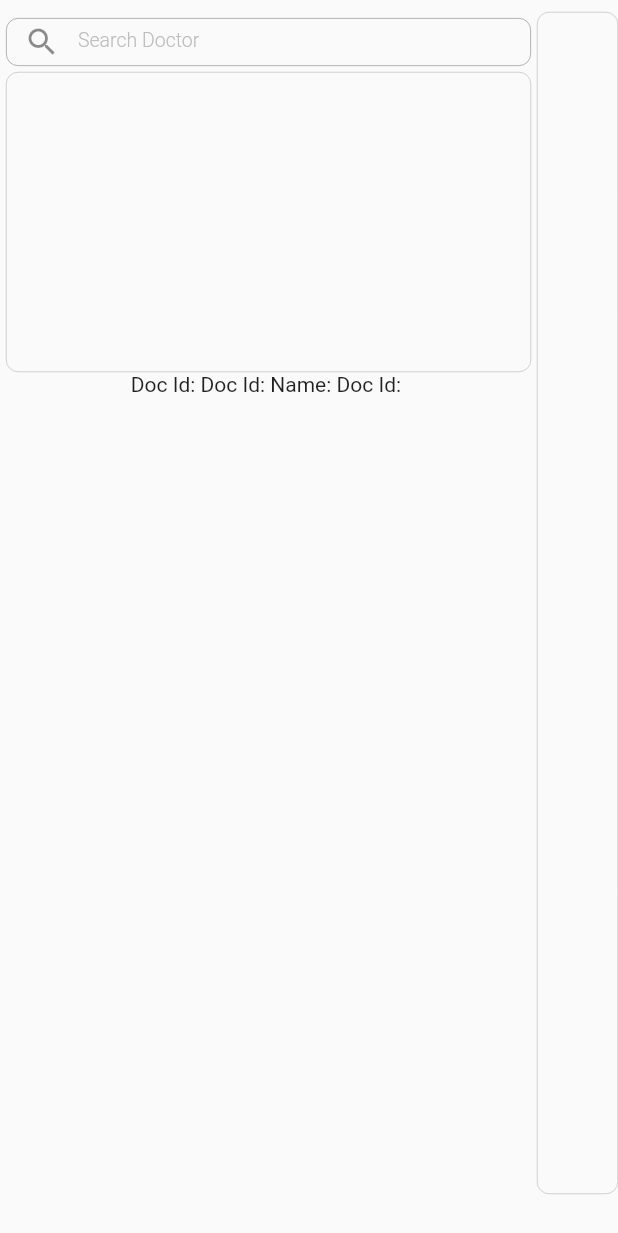
After one commit to alokemscit/flutter_web2, a Flutter app: the DoctorLeave screen opened directly, on a phone screen of 412 x 824 dp. The commit adds this screen. Shown: the top 1233 px of the screen. Run offline on Flutter 3.47's test engine with Material 2 defaults, Android fonts, the phone set to English and light mode, and no system bars; our stand-ins replace equatable, flutter_bloc, google_fonts, rive, shared_preferences, websafe_svg; missing offline and left inert: dart:html, hover_widget; accounts and stored records are empty.

Commit message:
09.11.23
09.11.23

```diff
--- /dev/null
+++ b/lib/component/widget/custom_search_box.dart
@@ -0,0 +1,101 @@
+
+import 'package:flutter/material.dart';
+import 'package:flutter/services.dart';
+import 'package:google_fonts/google_fonts.dart';
+
+class CustomSearchBox extends StatelessWidget {
+  final String caption;
+  final double width;
+  final int maxlength;
+  final TextEditingController controller;
+  final TextInputType? textInputType;
+  final int? maxLine;
+  final double? height;
+  final TextAlign? textAlign;
+  final Function(String value) onChange;
+  final double borderRadious;
+  final Color fontColor;
+  final Color borderBolor;
+
+
+  const CustomSearchBox(
+      {Key? key,
+      required this.caption,
+      this.width = 65,
+      this.maxlength = 6,
+      required this.controller,
+      this.textInputType = TextInputType.text,
+      this.maxLine = 1,
+      this.height = 32,
+      this.textAlign = TextAlign.start,
+      required this.onChange,
+      this.borderRadious = 4.0,
+      this.fontColor = Colors.black87,
+      this.borderBolor = Colors.black38,
+      })
+      : super(key: key);
+
+  @override
+  Widget build(BuildContext context) {
+
+    return   Padding(
+        padding: const EdgeInsets.all(4.0),
+        child: SizedBox(
+          width: width,
+          height: height,
+
+          // padding: const EdgeInsets.only(bottom: 12),
+          // color:Colors.amber, // const Color.fromARGB(255, 255, 255, 255),
+
+              child: TextField(
+                onChanged: (value) => onChange(value),
+                keyboardType: textInputType,
+
+                inputFormatters: textInputType == TextInputType.multiline
+                    ? []
+                    : textInputType == TextInputType.text
+                        ? []
+                        : [
+                            textInputType == TextInputType.number
+                                ? FilteringTextInputFormatter.allow(
+                                    RegExp(r'^\d+\.?\d*'))
+                                : FilteringTextInputFormatter.digitsOnly
+                          ],
+                maxLength: maxlength,
+                // canRequestFocus : false,
+                maxLines: maxLine,
+                //   textCapitalization : TextCapitalization.none,
+                // keyboardType: TextInputType.number,
+                style: GoogleFonts.roboto(
+                    fontSize: 15,
+                    fontWeight: FontWeight.w500,
+                    color: fontColor),
+                textAlignVertical: TextAlignVertical.center,
+
+                textAlign: textAlign!,
+                decoration: InputDecoration(
+                  labelText: caption,
+                  labelStyle: TextStyle(
+                      color: Colors.grey.shade400,
+                      fontWeight: FontWeight.w300,
+                      fontSize: 13),
+                  hintStyle: TextStyle(
+                      color: Colors.grey.shade400, fontWeight: FontWeight.w300),
+                  counterText: '',
+                  border: OutlineInputBorder(
+                    borderRadius:
+                        BorderRadius.all(Radius.circular(borderRadious)),
+                    // borderSide: const BorderSide(color: Colors.white)
+                  ),
+                  enabledBorder: OutlineInputBorder(
+                    borderRadius: BorderRadius.circular(borderRadious),
+                    borderSide: BorderSide(color: borderBolor, width: 0.5),
+                  ),
+                  prefixIcon:  const Icon(Icons.search),
+                  contentPadding:
+                      const EdgeInsets.symmetric(vertical: 4, horizontal: 8),
+                ),
+                controller: controller,
+              ),),);
+  }
+}
--- a/lib/main.dart
+++ b/lib/main.dart
@@ -1,11 +1,13 @@
 // ignore_for_file: public_member_api_docs, sort_constructors_first
 
 import 'package:flutter/material.dart';
+import 'package:flutter/services.dart';
 import 'package:provider/provider.dart';
 import 'package:web_2/component/settings/config.dart';
 import 'package:web_2/component/settings/notifers/apptheame_provider.dart';
 
 import 'component/settings/notifers/auth_provider.dart';
+import 'pages/appointment/doctor_leave.dart';
 import 'pages/authentication/login_page.dart';
 
 import 'pages/home_page/parent_page.dart';
@@ -27,6 +29,11 @@ final appTheame = AppTheme();
   MyApp({super.key, required this.userProvider});
   @override
   Widget build(BuildContext context) {
+      SystemChrome.setSystemUIOverlayStyle(SystemUiOverlayStyle.dark.copyWith(
+    statusBarIconBrightness: Brightness.dark,
+    statusBarColor: Colors.transparent,
+    systemNavigationBarColor:Colors.black,
+    statusBarBrightness: Brightness.dark));
     return MultiProvider(
         providers: [
           ChangeNotifierProvider<AuthProvider>(
@@ -45,7 +52,10 @@ final appTheame = AppTheme();
               brightness: appThemes.darkTheme?Brightness.dark:Brightness.light,
                //appThemes.darkTheme==true?Brightness.dark:Brightness.light
                ),
-            home: userProvider.user != null ? const ParentPage() : Login(),
+            home: userProvider.user != null ? const
+           ParentPage()
+           // DoctorLeave()
+            : Login(),
           );
         }));
   }
--- /dev/null
+++ b/lib/pages/appointment/doctor_leave.dart
@@ -0,0 +1,84 @@
+import 'package:flutter/material.dart';
+
+import '../../component/widget/custom_search_box.dart';
+
+class DoctorLeave extends StatelessWidget {
+  const DoctorLeave({super.key});
+
+  @override
+  Widget build(BuildContext context) {
+    Size size = MediaQuery.of(context).size;
+
+   // print(size.width);
+    return Scaffold(
+      body: SizedBox(
+        width: double.infinity,
+        height: size.height - 28,
+        child: Padding(
+          padding: const EdgeInsets.only(top: 8.0),
+          child: Row(
+            mainAxisAlignment: MainAxisAlignment.start,
+            crossAxisAlignment: CrossAxisAlignment.start,
+
+            children: [
+
+              Column(
+                crossAxisAlignment: CrossAxisAlignment.center,
+                mainAxisAlignment: MainAxisAlignment.start,
+                children: [
+                  CustomSearchBox(
+                      caption: "Search Doctor",
+                      borderRadious: 8.0,
+                      width: 350,
+                      controller: TextEditingController(),
+                      onChange: (val) {}),
+                  Container(
+                    width: 350,
+                    height: 200,
+                    decoration: BoxDecoration(
+                        borderRadius: BorderRadius.circular(8.0),
+                        border: Border.all(color: Colors.grey, width: 0.3)),
+                  ),
+
+
+       Container(
+   alignment: Alignment.center,
+   child: const Row(
+        mainAxisAlignment: MainAxisAlignment.start,
+        crossAxisAlignment: CrossAxisAlignment.start,
+        children: [
+        Text("Doc Id: "),
+        Text("Doc Id: "),
+        Text("Name: "),
+        Text("Doc Id: "),
+       ],),
+       ),
+                ],
+              ),
+
+
+Expanded(
+  child:   Container(
+
+    decoration: BoxDecoration(
+
+      borderRadius: BorderRadius.circular(8),
+
+      border: Border.all(color: Colors.grey,width: 0.3)
+
+    ),
+
+  ),
+)
+
+            ],
+          ),
+
+
+
+
+        ),
+      ),
+    );
+  }
+}
--- a/lib/pages/authentication/login_page.dart
+++ b/lib/pages/authentication/login_page.dart
@@ -34,7 +34,9 @@ class Login extends StatelessWidget {
   Widget build(BuildContext context) {
     //final authProvider = Provider.of<AuthProvider>(context, listen: true);
     return Scaffold(
-      body: Stack(
+
+      body: SafeArea(
+        child: Stack(
           children: [
             Positioned(
               width: MediaQuery.of(context).size.width * 1.7,
@@ -289,6 +291,7 @@ class Login extends StatelessWidget {
             ),
           ],
         ),
+      ),
     );
   }
 }
--- a/lib/pages/home_page/parent_page.dart
+++ b/lib/pages/home_page/parent_page.dart
@@ -8,13 +8,14 @@ class ParentPage extends StatelessWidget {
   Widget build(BuildContext context) {
     Size size = MediaQuery.of(context).size;
   //  print('Size ' + size.width.toString());
-    return SafeArea(
-        child: Scaffold(
-      body: Stack(
+    return Scaffold(
+        body: SafeArea(
+     child : Stack(
         children: [
           const ParentPageBackground(),
             ParentPageTopWidget(size: size),
-            ParentPageModuleHolderWidget(size: size)
+            ParentPageModuleHolderWidget(size: size),
+
         ],
       ),
     ));
--- a/lib/pages/home_page/parent_page_widget/login_user_image_and_details.dart
+++ b/lib/pages/home_page/parent_page_widget/login_user_image_and_details.dart
@@ -45,7 +45,7 @@ class LoginUsersImageAndDetails extends StatelessWidget {
                         height: 60,
                         child: Column(
                           mainAxisAlignment: MainAxisAlignment.end,
-                          crossAxisAlignment: CrossAxisAlignment.start,
+                          crossAxisAlignment: CrossAxisAlignment.end,
                           children: [
                             ConstrainedBox(
                               constraints: const BoxConstraints(
@@ -115,6 +115,8 @@ class LoginUsersImageAndDetails extends StatelessWidget {
                           ],
                         ),
                       )
+
+
                     ],
                   );
                 } catch (e) {
--- a/lib/pages/home_page/parent_page_widget/parent_module_list_holder_widget.dart
+++ b/lib/pages/home_page/parent_page_widget/parent_module_list_holder_widget.dart
@@ -1,4 +1,3 @@
-
 import 'package:flutter/material.dart';
 import 'package:web_2/pages/home_page/parent_page_widget/parent_page_module_list_widget.dart';
 import '../../../model/main_app_menu.dart';
@@ -18,7 +17,9 @@ class ParentPageModuleHolderWidget extends StatelessWidget {
         width: MediaQuery.of(context).size.width,
         height: MediaQuery.of(context).size.height - 80,
         child: Padding(
-            padding: const EdgeInsets.symmetric(horizontal: 14),
+            padding: const EdgeInsets.symmetric(
+              horizontal: 14,
+            ),
             child: FutureBuilder(
               future: menu_app_list(),
               builder: (context, snapshot) {
--- a/lib/pages/home_page/parent_page_widget/parent_page_module_list_widget.dart
+++ b/lib/pages/home_page/parent_page_widget/parent_page_module_list_widget.dart
@@ -21,7 +21,9 @@ class ParentMainModuleListWidget extends StatelessWidget {
   @override
   Widget build(BuildContext context) {
     var size = MediaQuery.of(context).size;
-    return GridView.builder(
+    return Padding(
+      padding: size.width <= 650? EdgeInsets.only(bottom: 45):EdgeInsets.only(bottom: 0),
+      child: GridView.builder(
         itemCount: list.length,
         padding: const EdgeInsets.all(8.0),
         gridDelegate: SliverGridDelegateWithFixedCrossAxisCount(
@@ -112,7 +114,7 @@ class ParentMainModuleListWidget extends StatelessWidget {
                         Text(
                           list[index].name!,
                           style: GoogleFonts.roboto(
-                            fontSize: (size.width > 650 && size.width < 805)
+                              fontSize: size.width < 650?15:(size.width > 650 && size.width < 805)
                                   ? 16
                                   : 20,
                               fontWeight: FontWeight.bold,
@@ -148,6 +150,7 @@ class ParentMainModuleListWidget extends StatelessWidget {
             ),
           );
         },
+      ),
     );
   }
 }
--- a/lib/pages/home_page/parent_page_widget/parent_page_top_widget.dart
+++ b/lib/pages/home_page/parent_page_widget/parent_page_top_widget.dart
@@ -28,7 +28,7 @@ class ParentPageTopWidget extends StatelessWidget {
               Text(
                 "ERP System",
                 style: GoogleFonts.carlito(
-                    fontSize: size.width < 380 ? 32 : 38,
+                    fontSize: size.width < 400 ? 30 : 34,
                     fontWeight: FontWeight.bold),
               ),
               const LoginUsersImageAndDetails(),
```
Lines whose indentation alone changed are shown as unchanged.
